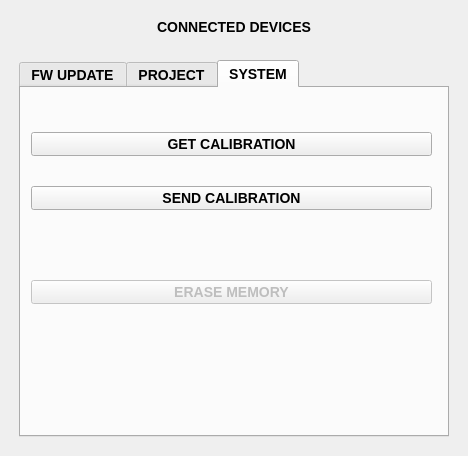
OXI-Instruments/OXI-Desktop, file apps/oxi_desktop/mainwindow.ui: the form before one commit.
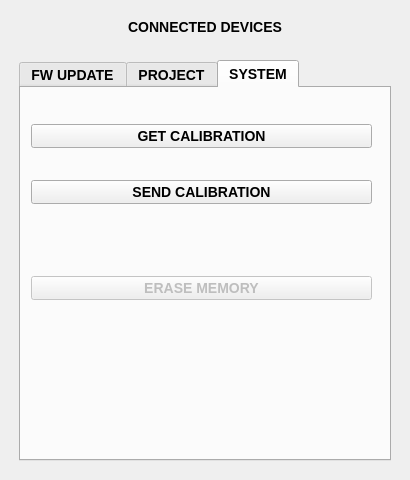
The form after the commit.

Commit message: Change size of user interface

Patch:
```diff
--- a/apps/oxi_desktop/mainwindow.ui
+++ b/apps/oxi_desktop/mainwindow.ui
@@ -6,8 +6,8 @@
    <rect>
     <x>0</x>
     <y>0</y>
-    <width>468</width>
-    <height>456</height>
+    <width>410</width>
+    <height>480</height>
    </rect>
   </property>
   <property name="windowTitle">
@@ -352,9 +352,9 @@
           <property name="geometry">
            <rect>
             <x>10</x>
-            <y>20</y>
-            <width>401</width>
-            <height>221</height>
+            <y>10</y>
+            <width>341</width>
+            <height>231</height>
            </rect>
           </property>
           <layout class="QVBoxLayout" name="verticalLayout_3">
```
Left out of the diff: 10 changed lines with no effect on the pictures.
